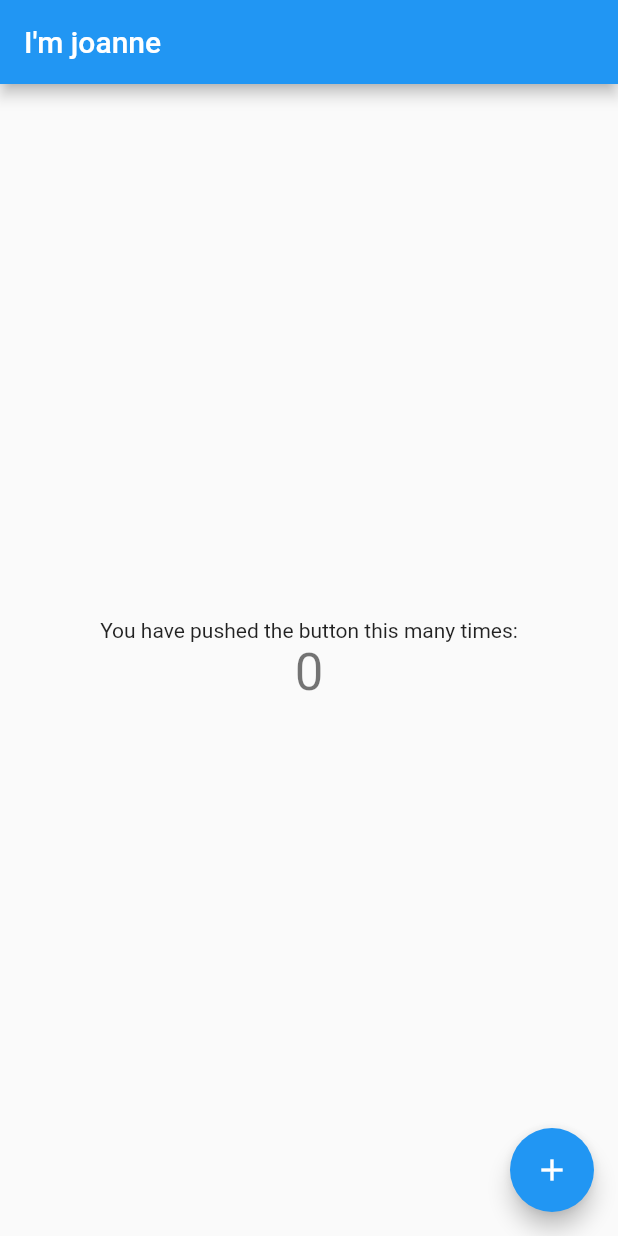
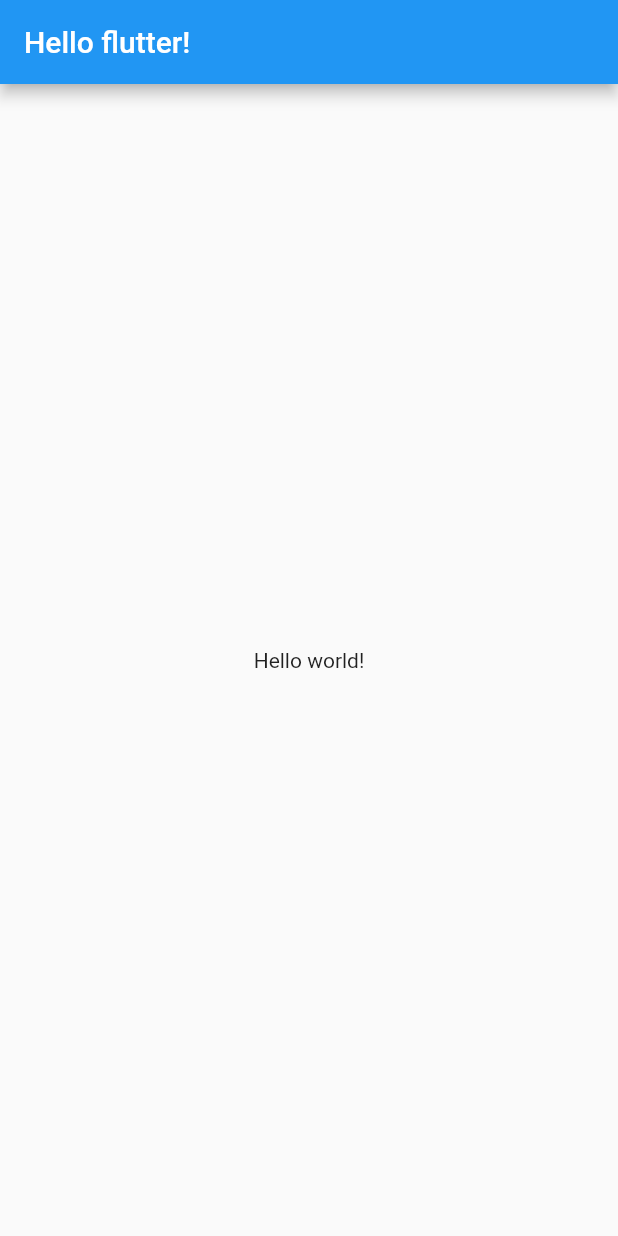
Before and after one commit to seovalue/flutter-webtoon-app, a Flutter app: the screen it shows after launch, on a phone screen of 412 x 824 dp. Run offline on Flutter 3.47's test engine with Material 2 defaults, Android fonts, the phone set to English and light mode, and no system bars.

Commit message:
feat: create App extends StatelessWidget

```diff
--- a/lib/main.dart
+++ b/lib/main.dart
@@ -1,115 +1,28 @@
+import 'package:flutter/cupertino.dart';
 import 'package:flutter/material.dart';
+import 'package:flutter/widgets.dart';
 
 void main() {
-  runApp(const MyApp());
+  runApp(App());
 }
 
-class MyApp extends StatelessWidget {
-  const MyApp({super.key});
-
-  // This widget is the root of your application.
-  @override
+// starting point of this application (root of this application)
+class App extends StatelessWidget {
+  // build 메서드는 Widget의 UI를 만드는 것
+  @override // dart에서 제공되는 애노테이션임.
   Widget build(BuildContext context) {
+    // root application should return material or cupertino (google, apple)
+    // 우리가 어떤 스타일을 사용할 지 정해주는 것 (base ui)
+    // google에서 만든 framework이기 때문에 Material이 더 다양한 것을 제공해줌.
     return MaterialApp(
-      title: 'Flutter Demo',
-      theme: ThemeData(
-        // This is the theme of your application.
-        //
-        // Try running your application with "flutter run". You'll see the
-        // application has a blue toolbar. Then, without quitting the app, try
-        // changing the primarySwatch below to Colors.green and then invoke
-        // "hot reload" (press "r" in the console where you ran "flutter run",
-        // or simply save your changes to "hot reload" in a Flutter IDE).
-        // Notice that the counter didn't reset back to zero; the application
-        // is not restarted.
-        primarySwatch: Colors.blue,
+      home: Scaffold(
+        appBar: AppBar(
+          title: Text('Hello flutter!'),
+        ),
+        body: Center(
+          child: Text('Hello world!'),
+        ),
       ),
-      home: const MyHomePage(title: "I'm joanne"),
     );
   }
 }
-
-class MyHomePage extends StatefulWidget {
-  const MyHomePage({super.key, required this.title});
-
-  // This widget is the home page of your application. It is stateful, meaning
-  // that it has a State object (defined below) that contains fields that affect
-  // how it looks.
-
-  // This class is the configuration for the state. It holds the values (in this
-  // case the title) provided by the parent (in this case the App widget) and
-  // used by the build method of the State. Fields in a Widget subclass are
-  // always marked "final".
-
-  final String title;
-
-  @override
-  State<MyHomePage> createState() => _MyHomePageState();
-}
-
-class _MyHomePageState extends State<MyHomePage> {
-  int _counter = 0;
-
-  void _incrementCounter() {
-    setState(() {
-      // This call to setState tells the Flutter framework that something has
-      // changed in this State, which causes it to rerun the build method below
-      // so that the display can reflect the updated values. If we changed
-      // _counter without calling setState(), then the build method would not be
-      // called again, and so nothing would appear to happen.
-      _counter++;
-    });
-  }
-
-  @override
-  Widget build(BuildContext context) {
-    // This method is rerun every time setState is called, for instance as done
-    // by the _incrementCounter method above.
-    //
-    // The Flutter framework has been optimized to make rerunning build methods
-    // fast, so that you can just rebuild anything that needs updating rather
-    // than having to individually change instances of widgets.
-    return Scaffold(
-      appBar: AppBar(
-        // Here we take the value from the MyHomePage object that was created by
-        // the App.build method, and use it to set our appbar title.
-        title: Text(widget.title),
-      ),
-      body: Center(
-        // Center is a layout widget. It takes a single child and positions it
-        // in the middle of the parent.
-        child: Column(
-          // Column is also a layout widget. It takes a list of children and
-          // arranges them vertically. By default, it sizes itself to fit its
-          // children horizontally, and tries to be as tall as its parent.
-          //
-          // Invoke "debug painting" (press "p" in the console, choose the
-          // "Toggle Debug Paint" action from the Flutter Inspector in Android
-          // Studio, or the "Toggle Debug Paint" command in Visual Studio Code)
-          // to see the wireframe for each widget.
-          //
-          // Column has various properties to control how it sizes itself and
-          // how it positions its children. Here we use mainAxisAlignment to
-          // center the children vertically; the main axis here is the vertical
-          // axis because Columns are vertical (the cross axis would be
-          // horizontal).
-          mainAxisAlignment: MainAxisAlignment.center,
-          children: <Widget>[
-            const Text(
-              'You have pushed the button this many times:',
-            ),
-            Text(
-              '$_counter',
-              style: Theme.of(context).textTheme.headlineMedium,
-            ),
-          ],
-        ),
-      ),
-      floatingActionButton: FloatingActionButton(
-        onPressed: _incrementCounter,
-        tooltip: 'Increment',
-        child: const Icon(Icons.add),
-      ), // This trailing comma makes auto-formatting nicer for build methods.
-    );
-  }
-}
```
Also changed, not shown: 2 other files.
